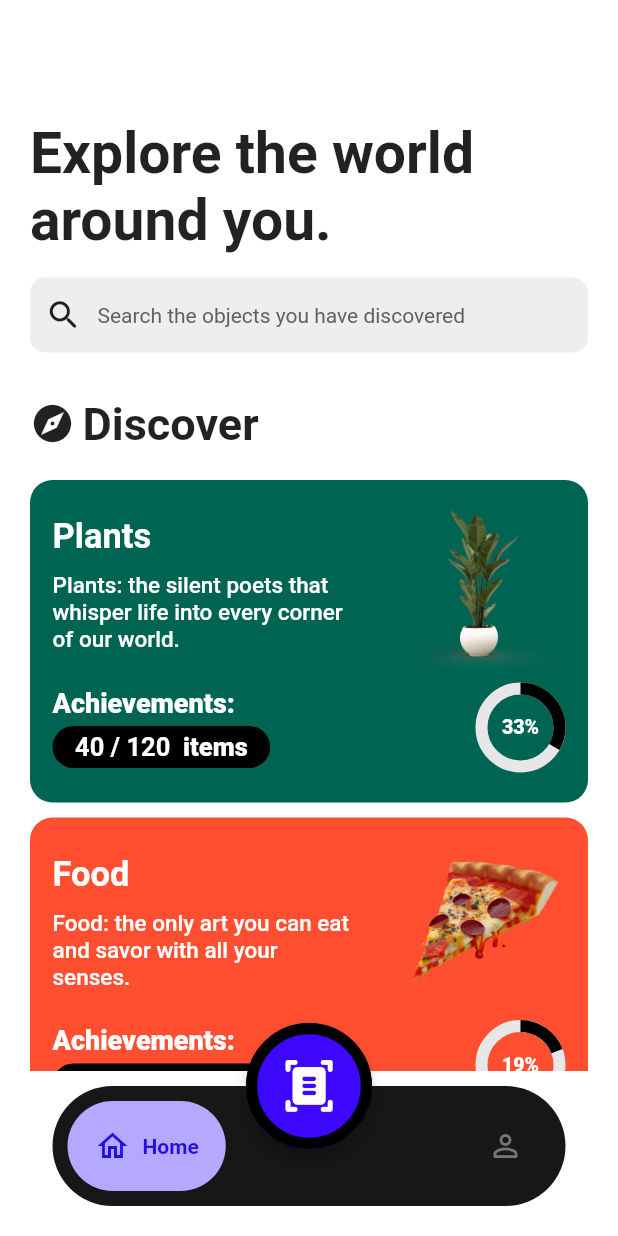
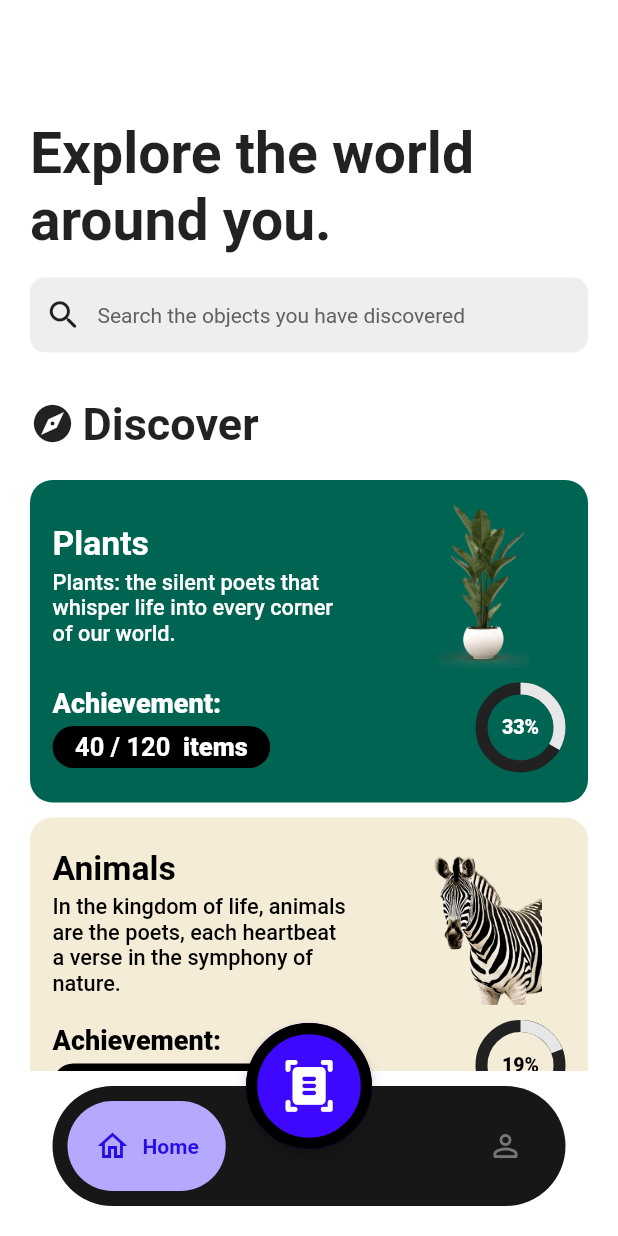
Before and after one commit to Codewire-github/ocular-vision-v2, a Flutter app: the screen it shows after launch, on a phone screen of 412 x 824 dp. Run offline on Flutter 3.47's test engine with Material 2 defaults, Android fonts, the phone set to English and light mode, and no system bars; drawn by our look-alikes of google_nav_bar, percent_indicator; our stand-ins replace get; missing offline and left inert: google_mlkit_object_detection; project files that could hold a hidden picture were left out.

Commit message:
Added the categories list screen& UI & UI improved

```diff
--- /dev/null
+++ b/ocular_vision/lib/src/common/categories.dart
@@ -0,0 +1,50 @@
+import 'package:flutter/material.dart';
+
+class Categories {
+  late int index;
+  late String title;
+  late String description;
+  late String imgPath;
+  late Color backgroundColor;
+  late Color fontColor;
+  Categories(this.index, this.title, this.description, this.imgPath,
+      this.backgroundColor, this.fontColor);
+}
+
+List<Categories> categories = [
+  Categories(
+      0,
+      'Plants',
+      "Plants: the silent poets that whisper life into every corner of our world.",
+      "assets/img/plant.png",
+      const Color.fromARGB(255, 0, 100, 83),
+      Colors.white),
+  Categories(
+      1,
+      'Animals',
+      "In the kingdom of life, animals are the poets, each heartbeat a verse in the symphony of nature.",
+      'assets/img/animal.png',
+      const Color.fromARGB(255, 245, 236, 216),
+      Colors.black),
+  Categories(
+      2,
+      'Foods',
+      'Foods: the only art you can eat and savor with all your senses.',
+      'assets/img/foods.png',
+      const Color.fromARGB(255, 255, 79, 48),
+      Colors.white),
+  Categories(
+      3,
+      'Technology',
+      "The seamless fusion of knowledge and innovation, shaping a future where possibilities are limitless.",
+      'assets/img/laptop.png',
+      const Color.fromARGB(255, 0, 227, 167),
+      Colors.black),
+  Categories(
+      4,
+      'Birds',
+      "Birds: Winged wonders, painting the skies with melodies of freedom.",
+      'assets/img/eagle.png',
+      const Color.fromARGB(255, 135, 207, 235),
+      Colors.black),
+];
--- a/ocular_vision/lib/src/common/color_constants.dart
+++ b/ocular_vision/lib/src/common/color_constants.dart
@@ -2,4 +2,4 @@ import 'package:flutter/material.dart';
 
 Color primaryColor = const Color.fromARGB(255, 41, 12, 227);
 Color transPrimaryColor = const Color.fromARGB(255, 180, 168, 255);
-Color greyColor = Color.fromARGB(255, 23, 23, 23);
+Color greyColor = const Color.fromARGB(255, 23, 23, 23);
--- a/ocular_vision/lib/src/screens/explore_screen.dart
+++ b/ocular_vision/lib/src/screens/explore_screen.dart
@@ -1,6 +1,5 @@
 import 'package:flutter/material.dart';
-import 'package:ocular_vision/src/widgets/discovery_card.dart';
-import 'package:ocular_vision/src/widgets/edible_cards.dart';
+import 'package:ocular_vision/src/widgets/categories_card_list.dart';
 
 class ExploreScreen extends StatefulWidget {
   const ExploreScreen({super.key});
@@ -28,7 +27,8 @@ class _ExploreScreenState extends State<ExploreScreen> {
             ),
             const SizedBox(height: 15),
             Container(
-              padding: EdgeInsets.symmetric(horizontal: 10, vertical: 12.5),
+              padding:
+                  const EdgeInsets.symmetric(horizontal: 10, vertical: 12.5),
               decoration: BoxDecoration(
                 color: Colors.grey[200],
                 borderRadius: BorderRadius.circular(10),
@@ -67,7 +67,7 @@ class _ExploreScreenState extends State<ExploreScreen> {
               ],
             ),
             const SizedBox(height: 20),
-            Expanded(child: EdibleCards())
+            Expanded(child: CategoriesCardList())
           ],
         ),
       ),
--- a/ocular_vision/lib/src/screens/root_screen.dart
+++ b/ocular_vision/lib/src/screens/root_screen.dart
@@ -1,5 +1,5 @@
 import 'package:flutter/material.dart';
-import 'package:ocular_vision/src/common/color_constants.dart';
+import 'package:get/get.dart';
 import 'package:ocular_vision/src/screens/explore_screen.dart';
 import 'package:ocular_vision/src/screens/profile_screen.dart';
 import 'package:ocular_vision/src/widgets/bottom_nav_bar.dart';
@@ -27,14 +27,16 @@ class _RootScreenState extends State<RootScreen> {
 
   @override
   Widget build(BuildContext context) {
-    return Scaffold(
+    return GetMaterialApp(
+      debugShowCheckedModeBanner: false,
+      home: Scaffold(
         backgroundColor: Colors.white,
         floatingActionButtonLocation: FloatingActionButtonLocation.centerDocked,
         floatingActionButton: Transform.scale(
           scale: 1.5,
           child: FloatingActionButton(
             onPressed: () {},
-          backgroundColor: Color.fromARGB(255, 62, 8, 255),
+            backgroundColor: const Color.fromARGB(255, 62, 8, 255),
             elevation: 4,
             shape: RoundedRectangleBorder(
               borderRadius:
@@ -50,6 +52,7 @@ class _RootScreenState extends State<RootScreen> {
         bottomNavigationBar:
             CustomBottomNav(onTabChange: (index) => navigateBottomBar(index)),
         body: screens[selectedIndex],
+      ),
     );
   }
 }
--- a/ocular_vision/lib/src/widgets/bottom_nav_bar.dart
+++ b/ocular_vision/lib/src/widgets/bottom_nav_bar.dart
@@ -11,7 +11,7 @@ class CustomBottomNav extends StatelessWidget {
     return Container(
       decoration: BoxDecoration(
           color: greyColor, borderRadius: BorderRadius.circular(40)),
-      margin: EdgeInsets.fromLTRB(35, 0, 35, 20),
+      margin: const EdgeInsets.fromLTRB(35, 0, 35, 20),
       padding: const EdgeInsets.fromLTRB(10, 10, 10, 10),
       child: GNav(
         onTabChange: (value) => onTabChange!(value),
--- a/ocular_vision/lib/src/widgets/edible_cards.dart
+++ b/ocular_vision/lib/src/widgets/categories_card_list.dart
@@ -1,47 +1,19 @@
 import 'package:flutter/material.dart';
+import 'package:ocular_vision/src/common/categories.dart';
 import 'package:ocular_vision/src/widgets/discovery_card.dart';
 
-class Categories {
-  late String title;
-  late String description;
-  late String imgPath;
-  late Color backgroundColor;
-  late Color fontColor;
-  Categories(this.title, this.description, this.imgPath, this.backgroundColor,
-      this.fontColor);
-}
-
-class EdibleCards extends StatelessWidget {
-  const EdibleCards({super.key});
+class CategoriesCardList extends StatelessWidget {
+  const CategoriesCardList({super.key});
 
   @override
   Widget build(BuildContext context) {
-    List<Categories> categories = [
-      Categories(
-          'Plants',
-          "Plants: the silent poets that whisper life into every corner of our world.",
-          "assets/img/plant.png",
-          const Color.fromARGB(255, 0, 100, 83),
-          Colors.white),
-      Categories(
-          'Food',
-          'Food: the only art you can eat and savor with all your senses.',
-          'assets/img/food.webp',
-          const Color.fromARGB(255, 255, 79, 48),
-          Colors.white),
-      Categories(
-          'Birds',
-          "Birds: Winged wonders, painting the skies with melodies of freedom.",
-          'assets/img/eagle.png',
-          const Color.fromARGB(255, 135, 207, 235),
-          Colors.black),
-    ];
     return ListView(
       padding: const EdgeInsets.all(0),
       scrollDirection: Axis.vertical,
       physics: const BouncingScrollPhysics(),
       children: [
         DiscoveryCard(
+          index: categories[0].index,
           title: categories[0].title,
           description: categories[0].description,
           imgPath: categories[0].imgPath,
@@ -51,6 +23,7 @@ class EdibleCards extends StatelessWidget {
           discoveredItems: 40,
         ),
         DiscoveryCard(
+            index: categories[1].index,
             title: categories[1].title,
             description: categories[1].description,
             backgroundColor: categories[1].backgroundColor,
@@ -59,6 +32,7 @@ class EdibleCards extends StatelessWidget {
             totalItems: 130,
             discoveredItems: 25),
         DiscoveryCard(
+            index: categories[2].index,
             title: categories[2].title,
             description: categories[2].description,
             backgroundColor: categories[2].backgroundColor,
@@ -66,6 +40,24 @@ class EdibleCards extends StatelessWidget {
             imgPath: categories[2].imgPath,
             totalItems: 90,
             discoveredItems: 25),
+        DiscoveryCard(
+            index: categories[3].index,
+            title: categories[3].title,
+            description: categories[3].description,
+            backgroundColor: categories[3].backgroundColor,
+            textColor: categories[3].fontColor,
+            imgPath: categories[3].imgPath,
+            totalItems: 100,
+            discoveredItems: 30),
+        DiscoveryCard(
+            index: categories[4].index,
+            title: categories[4].title,
+            description: categories[4].description,
+            backgroundColor: categories[4].backgroundColor,
+            textColor: categories[4].fontColor,
+            imgPath: categories[4].imgPath,
+            totalItems: 110,
+            discoveredItems: 35),
       ],
     );
   }
--- a/ocular_vision/lib/src/widgets/circular_progress_bar.dart
+++ b/ocular_vision/lib/src/widgets/circular_progress_bar.dart
@@ -14,13 +14,13 @@ class CircularProgressBar extends StatelessWidget {
       radius: 30,
       lineWidth: 8,
       percent: progressPercent,
-      progressColor: Colors.black,
+      progressColor: const Color.fromARGB(255, 231, 231, 231),
       center: Text(
         "${(progressPercent * 100).toStringAsFixed(0)}%",
         style: TextStyle(
             fontSize: 13, fontWeight: FontWeight.w800, color: textColor),
       ),
-      backgroundColor: Color.fromARGB(255, 231, 231, 231),
+      backgroundColor: const Color.fromARGB(255, 33, 33, 33),
     );
   }
 }
--- a/ocular_vision/lib/src/widgets/discovery_card.dart
+++ b/ocular_vision/lib/src/widgets/discovery_card.dart
@@ -1,5 +1,6 @@
 import 'package:flutter/material.dart';
-import 'package:ocular_vision/src/common/color_constants.dart';
+import 'package:get/get.dart';
+import 'package:ocular_vision/src/screens/categories_list_screen.dart';
 import 'package:ocular_vision/src/widgets/circular_progress_bar.dart';
 
 class DiscoveryCard extends StatelessWidget {
@@ -10,6 +11,7 @@ class DiscoveryCard extends StatelessWidget {
   final String imgPath;
   final int totalItems;
   final int discoveredItems;
+  final int index;
 
   const DiscoveryCard(
       {super.key,
@@ -19,11 +21,16 @@ class DiscoveryCard extends StatelessWidget {
       required this.textColor,
       required this.imgPath,
       required this.totalItems,
-      required this.discoveredItems});
+      required this.discoveredItems,
+      required this.index});
 
   @override
   Widget build(BuildContext context) {
-    return Container(
+    return GestureDetector(
+      onTap: () {
+        Get.to(const CategoriesListScreen(), arguments: index);
+      },
+      child: Container(
         width: 300,
         height: 215,
         padding: const EdgeInsets.all(15),
@@ -43,16 +50,16 @@ class DiscoveryCard extends StatelessWidget {
                     Text(
                       title,
                       style: TextStyle(
-                        fontSize: 23,
+                          fontSize: 22.5,
                           fontWeight: FontWeight.w700,
                           color: textColor),
                     ),
-                  const SizedBox(height: 10),
+                    const SizedBox(height: 5),
                     SizedBox(
                       width: 200,
                       child: Text(description,
                           style: TextStyle(
-                            fontSize: 15,
+                              fontSize: 14.5,
                               fontWeight: FontWeight.w500,
                               color: textColor)),
                     ),
@@ -73,7 +80,7 @@ class DiscoveryCard extends StatelessWidget {
                   crossAxisAlignment: CrossAxisAlignment.start,
                   children: [
                     Text(
-                    "Achievements:",
+                      "Achievement:",
                       style: TextStyle(
                           fontSize: 18,
                           fontWeight: FontWeight.w800,
@@ -81,8 +88,8 @@ class DiscoveryCard extends StatelessWidget {
                     ),
                     const SizedBox(height: 5),
                     Container(
-                    padding:
-                        const EdgeInsets.symmetric(horizontal: 15, vertical: 4),
+                      padding: const EdgeInsets.symmetric(
+                          horizontal: 15, vertical: 4),
                       decoration: BoxDecoration(
                         color: Colors.black,
                         borderRadius: BorderRadius.circular(15),
@@ -114,6 +121,7 @@ class DiscoveryCard extends StatelessWidget {
             ),
           ],
         ),
+      ),
     );
   }
 }
--- a/ocular_vision/pubspec.yaml
+++ b/ocular_vision/pubspec.yaml
@@ -39,6 +39,7 @@ dependencies:
   image: ^3.0.1
   google_nav_bar: ^5.0.6
   percent_indicator: ^4.2.3
+  get: ^4.1.4
 
 dev_dependencies:
   flutter_test:
```
Also changed, not shown: ocular_vision/lib/src/screens/categories_list_screen.dart (added, +162 -0 lines), ocular_vision/lib/src/widgets/item_card.dart (added, +64 -0 lines), ocular_vision/lib/src/widgets/items_list.dart (added, +40 -0 lines), ocular_vision/assets/img/animal.png (added), ocular_vision/assets/img/eagle.png, ocular_vision/assets/img/foods.png (added), ocular_vision/assets/img/laptop.png (added), ocular_vision/assets/img/plant.png, ocular_vision/pubspec.lock, 1 other file. Lines whose indentation alone changed are shown as unchanged.
